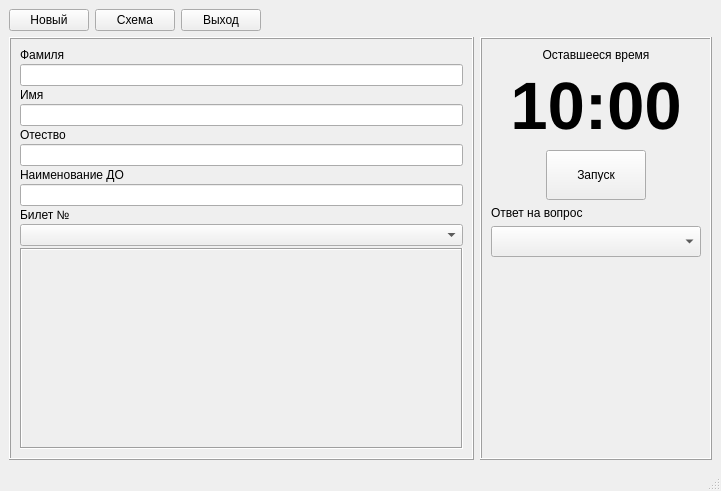
First picture: the form in mainwindow.ui, repository AlexeyScherbakov2021/ClientExam, before the edit.
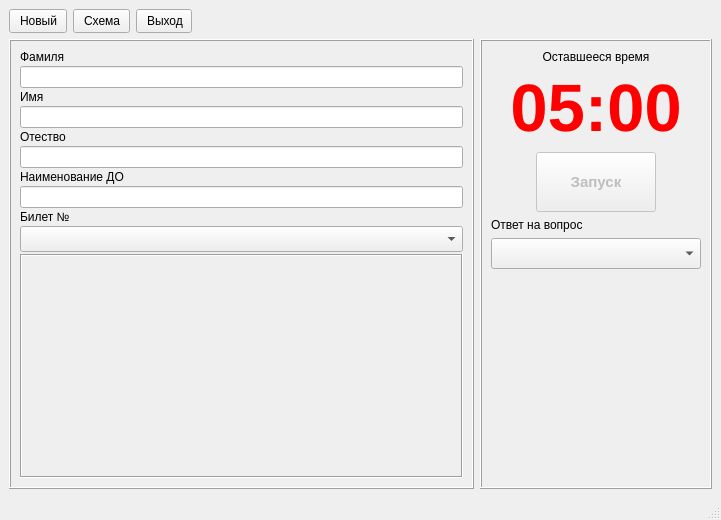
Second picture: the form after the edit. Icons and pictures are not drawn.

Patch:
```diff
--- a/mainwindow.ui
+++ b/mainwindow.ui
@@ -7,21 +7,73 @@
     <x>0</x>
     <y>0</y>
     <width>721</width>
-    <height>491</height>
+    <height>520</height>
    </rect>
   </property>
   <property name="windowTitle">
    <string>Экзаменационный модуль</string>
   </property>
   <widget class="QWidget" name="centralwidget">
+   <property name="styleSheet">
+    <string notr="true"/>
+   </property>
    <layout class="QVBoxLayout" name="verticalLayout_3">
     <item>
-     <layout class="QHBoxLayout" name="horizontalLayout">
+     <widget class="QFrame" name="frame_3">
+      <property name="styleSheet">
+       <string notr="true">QPushButton {
+text-align: left;
+padding-left: 10px;
+padding-top: 4px;
+padding-bottom: 4px;
+padding-right: 8px;
+}
+
+QPushButton:hover { 
+	background-color: white;
+}
+
+QPushButton:pressed {
+background-color: LightGray;
+    position: relative;
+     top: 2px; left: 2px;
+}</string>
+      </property>
+      <property name="frameShape">
+       <enum>QFrame::NoFrame</enum>
+      </property>
+      <property name="frameShadow">
+       <enum>QFrame::Raised</enum>
+      </property>
+      <layout class="QHBoxLayout" name="horizontalLayout_3">
+       <property name="leftMargin">
+        <number>0</number>
+       </property>
+       <property name="topMargin">
+        <number>0</number>
+       </property>
+       <property name="rightMargin">
+        <number>0</number>
+       </property>
+       <property name="bottomMargin">
+        <number>0</number>
+       </property>
       <item>
        <widget class="QPushButton" name="pushButtonNew">
         <property name="text">
          <string>Новый</string>
         </property>
+         <property name="icon">
+          <iconset>
+           <normalon>:/resources/user_waiter.png</normalon>
+          </iconset>
+         </property>
+         <property name="iconSize">
+          <size>
+           <width>32</width>
+           <height>32</height>
+          </size>
+         </property>
        </widget>
       </item>
       <item>
@@ -29,6 +81,17 @@
         <property name="text">
          <string>Схема</string>
         </property>
+         <property name="icon">
+          <iconset>
+           <normalon>:/resources/Globe_32x32.png</normalon>
+          </iconset>
+         </property>
+         <property name="iconSize">
+          <size>
+           <width>32</width>
+           <height>32</height>
+          </size>
+         </property>
        </widget>
       </item>
       <item>
@@ -36,6 +99,17 @@
         <property name="text">
          <string>Выход</string>
         </property>
+         <property name="icon">
+          <iconset>
+           <normalon>:/resources/Exit.png</normalon>
+          </iconset>
+         </property>
+         <property name="iconSize">
+          <size>
+           <width>32</width>
+           <height>32</height>
+          </size>
+         </property>
        </widget>
       </item>
       <item>
@@ -52,6 +126,7 @@
        </spacer>
       </item>
      </layout>
+     </widget>
     </item>
     <item>
      <layout class="QHBoxLayout" name="horizontalLayout_2" stretch="2,1">
@@ -121,13 +196,20 @@
           </widget>
          </item>
          <item>
-          <widget class="QComboBox" name="cbBilet"/>
+          <widget class="QComboBox" name="cbBilet">
+           <property name="font">
+            <font>
+             <pointsize>11</pointsize>
+             <bold>true</bold>
+            </font>
+           </property>
+          </widget>
          </item>
          <item>
           <widget class="QLabel" name="lbContentBilet">
            <property name="font">
             <font>
-             <pointsize>12</pointsize>
+             <pointsize>11</pointsize>
             </font>
            </property>
            <property name="frameShape">
@@ -178,8 +260,11 @@
              <bold>true</bold>
             </font>
            </property>
+           <property name="styleSheet">
+            <string notr="true">color: red;</string>
+           </property>
            <property name="text">
-            <string>10:00</string>
+            <string>05:00</string>
            </property>
            <property name="scaledContents">
             <bool>false</bool>
@@ -191,16 +276,19 @@
          </item>
          <item alignment="Qt::AlignHCenter">
           <widget class="QPushButton" name="pushButtonStart">
+           <property name="enabled">
+            <bool>false</bool>
+           </property>
            <property name="sizePolicy">
-            <sizepolicy hsizetype="Preferred" vsizetype="Fixed">
+            <sizepolicy hsizetype="Fixed" vsizetype="Fixed">
              <horstretch>0</horstretch>
              <verstretch>0</verstretch>
             </sizepolicy>
            </property>
            <property name="minimumSize">
             <size>
-             <width>100</width>
-             <height>50</height>
+             <width>120</width>
+             <height>60</height>
             </size>
            </property>
            <property name="maximumSize">
@@ -209,6 +297,21 @@
              <height>16777215</height>
             </size>
            </property>
+           <property name="baseSize">
+            <size>
+             <width>0</width>
+             <height>0</height>
+            </size>
+           </property>
+           <property name="font">
+            <font>
+             <pointsize>11</pointsize>
+             <bold>true</bold>
+            </font>
+           </property>
+           <property name="autoFillBackground">
+            <bool>true</bool>
+           </property>
            <property name="text">
             <string>Запуск</string>
            </property>
```
Lines whose indentation alone changed are shown as unchanged.
